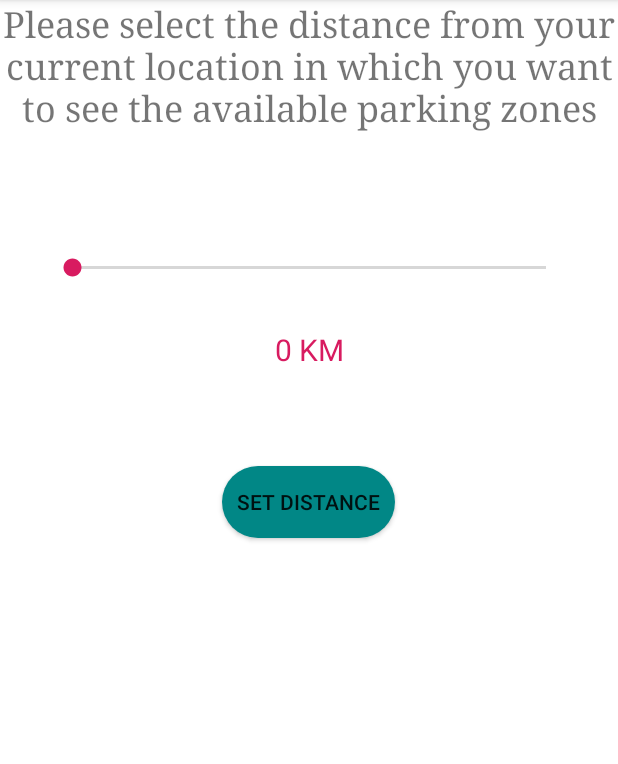
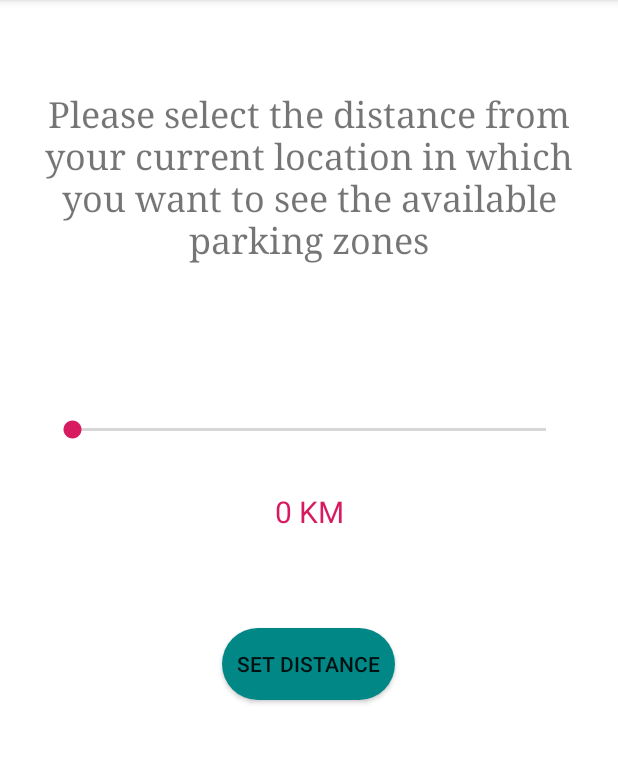
Before and after one commit to poorvimb/OVGOSmartParking, an Android app: the screen it shows after launch (MainActivity), in the side drawer, after a tap on "Settings", on a phone screen of 412 x 824 dp, the part 84-848 px from its top. Run offline under Robolectric (Android 15) with nearby library versions, the phone set to English and light mode, and no system bars.

Commit message:
changed help part text.

```diff
--- a/app/src/main/java/com/example/parisa/ovgo/HelpFragment.java
+++ b/app/src/main/java/com/example/parisa/ovgo/HelpFragment.java
@@ -14,13 +14,20 @@ public class HelpFragment extends Fragment {
     WebView webView;
     String content="<h1>Help</h1>\n" +         //content of the page
 
-            "        <p>The OVGO app is a smart parking application which enables users to find out whether a parking lot is free or not. It is a user-friendly android application with attractive user interface.</p>\n" +
-            "        <p><b>App Features list items:</b>\n" +
+            "        <p>The OVGO app is a smart parking application designed for the campus of the OVGU which enables users to find out whether a parking lot is free or not. It is a user-friendly android application. Read below if you need some help to get started.</p>\n" +
+            "        <p><b>How to use the app:</b>\n" +
             "        <ul>\n" +
-            "        <li>User can view whether a parking slot is free or not</li>\n" +
-            "        <li>Colors are used to determine the vacant-'green' and occupied-'red' parking slot</li>\n" +
-            "        <li>The user can also set a time after which he/she needs to be notified when the parking slots are full</li>\n" +
-            "        <li>The notification is sent to the users phone in the form of a message   \n";
+            "        <li>Start screen:" +
+            "        <dl>\n" +
+            "           <dt>Settings:</dt>\n" +
+            "           <dd>- Set the radius from your current location in which you want to see the parking zones. </dd>\n" +
+            "           <dt>Let's Go button</dt>\n" +
+            "           <dd>- Will take you to the map.</dd>\n" +
+            "           </dl></li>\n" +
+            "        <li>Map Screen: click on the blue icons which shows each parking zone to see the status of your desired parking slot.</li>\n" +
+            "        <li>Parking Screen: Colored car icons are used to determine the vacant-'green' and occupied-'red' parking slot.</li>\n" +
+            "        <li>Timer Screen: This will show up when the slots are full. You set a time frame to get notified when a slot becomes vacant again.</li>\n";
+
     @Nullable
     @Override
     public View onCreateView(LayoutInflater inflater, @Nullable ViewGroup container, @Nullable Bundle savedInstanceState) {
--- a/app/src/main/java/com/example/parisa/ovgo/MapsActivity.java
+++ b/app/src/main/java/com/example/parisa/ovgo/MapsActivity.java
@@ -83,7 +83,7 @@ public class MapsActivity extends FragmentActivity implements OnMapReadyCallback
         This value is used to show the parking zones within the radius that user wants.
          */
         SharedPreferences preferences = getSharedPreferences("com.example.parisa.ovgo",Context.MODE_PRIVATE);
-        distanceFromSettings = preferences.getInt("distanceFromSettings",0);
+        distanceFromSettings = preferences.getInt("distanceFromSettings",10); //default value is 10 KM.
         Log.i("infoSettings", String.valueOf(distanceFromSettings));
 
         mMap = googleMap;
@@ -155,7 +155,8 @@ public class MapsActivity extends FragmentActivity implements OnMapReadyCallback
 
     /* This method calculates the exact distance between two points on the map
     and in this context it is used to calculate distance between current location and the
-    location of parking lots.
+    location of parking lots to be used to make the zones within this radius visible for
+    the user.
      */
 
     public double calculationByDistance(@NotNull LatLng StartP, @NotNull LatLng EndP) {
--- a/app/src/main/java/com/example/parisa/ovgo/SettingsFragment.java
+++ b/app/src/main/java/com/example/parisa/ovgo/SettingsFragment.java
@@ -1,10 +1,8 @@
 package com.example.parisa.ovgo;
 
 import android.content.Context;
-import android.content.Intent;
 import android.content.SharedPreferences;
 import android.os.Bundle;
-import android.util.Log;
 import android.view.LayoutInflater;
 import android.view.View;
 import android.view.ViewGroup;
--- a/app/src/main/res/layout/activity_main.xml
+++ b/app/src/main/res/layout/activity_main.xml
@@ -16,6 +16,7 @@
             android:id="@+id/imageView"
             android:layout_width="wrap_content"
             android:layout_height="wrap_content"
+            android:layout_marginTop="80dp"
             android:scaleType="centerCrop"
             app:layout_constraintBottom_toBottomOf="parent"
             app:layout_constraintEnd_toEndOf="parent"
@@ -72,6 +73,7 @@
         android:layout_width="wrap_content"
         android:layout_height="match_parent"
         android:layout_gravity="start"
+        android:visibility="visible"
         app:headerLayout="@layout/nav_header"
         app:menu="@menu/drawer_menu" />
     </androidx.drawerlayout.widget.DrawerLayout>
--- a/app/src/main/res/layout/fragment_settings.xml
+++ b/app/src/main/res/layout/fragment_settings.xml
@@ -10,11 +10,14 @@
         android:id="@+id/selectRadiusText"
         android:layout_width="match_parent"
         android:layout_height="wrap_content"
+        android:layout_marginTop="40dp"
         android:fontFamily="serif"
         android:gravity="center"
+        android:padding="20dp"
         android:text="Please select the distance from your current location in which you want to see the available parking zones"
         android:textSize="24sp"
         app:layout_constraintEnd_toEndOf="parent"
+        app:layout_constraintHorizontal_bias="0.0"
         app:layout_constraintStart_toStartOf="parent"
         app:layout_constraintTop_toTopOf="parent" />
 
```
Lines whose indentation alone changed are shown as unchanged.
